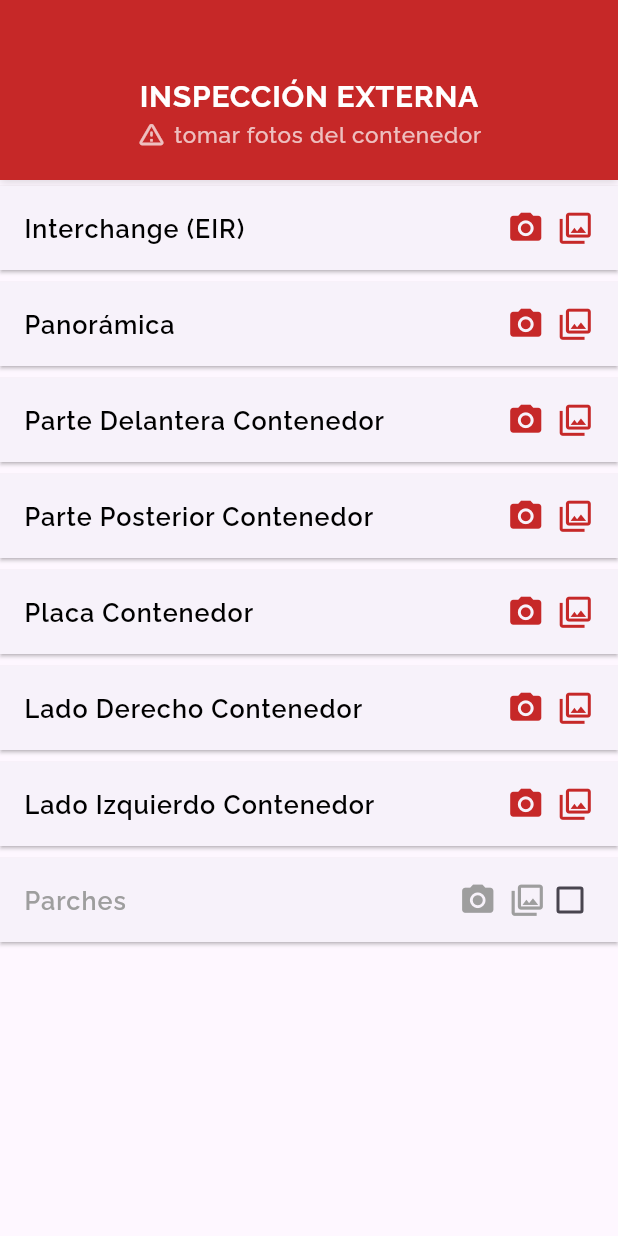
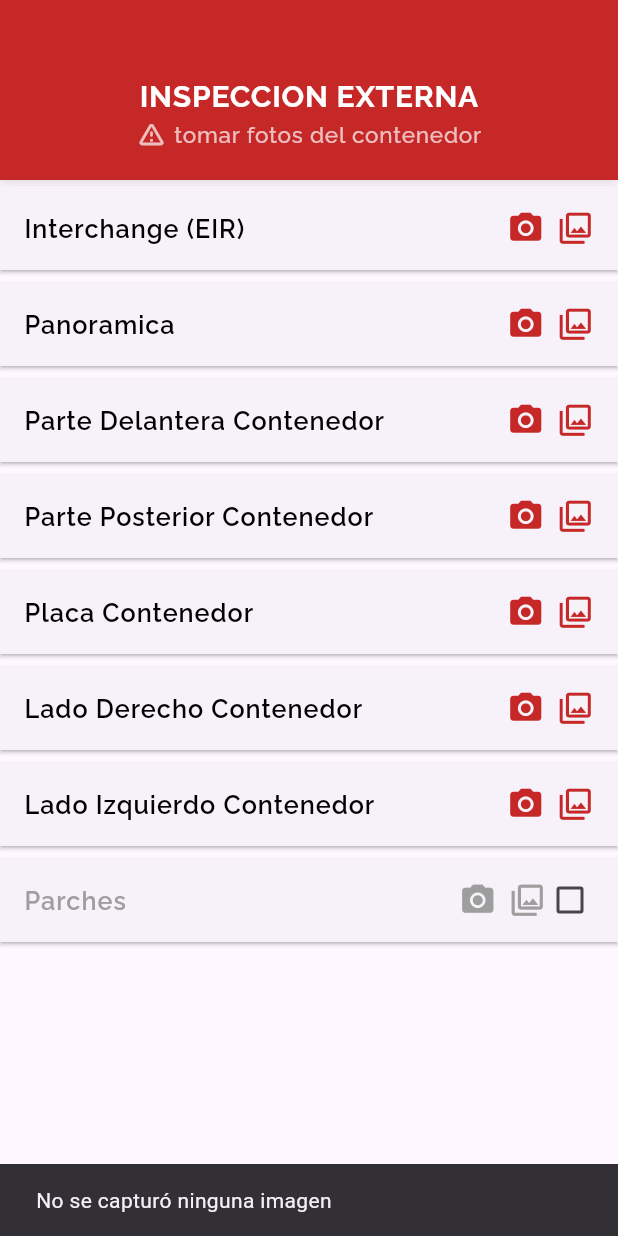
Before and after one commit to DesarrolladorTIEco/aida-mobile, a Flutter app: the SeguridadInspeccionExternaMenu screen opened by its route, after a tap on the "photo camera" icon, on a phone screen of 412 x 824 dp. Run offline on Flutter 3.47's test engine with Material 3 defaults, Android fonts, the phone set to English and light mode, and no system bars; our stand-ins replace flutter_dotenv, fluttertoast, google_fonts, image_picker, photo_view; missing offline and left inert: mobile_scanner; network calls fail.

Commit message:
funcionando toda logica implementada

```diff
--- a/lib/ui/screens/captures/booking/booking_home.dart
+++ b/lib/ui/screens/captures/booking/booking_home.dart
@@ -260,6 +260,7 @@ class _BookingHomeState extends State<BookingHomePage> {
                 children: [
                   ElevatedButton(
                     onPressed: () {
+
                       final arguments = {
                         'cultive': cultive,
                         'zone': zoneName,
@@ -485,6 +486,7 @@ class _BookingHomeState extends State<BookingHomePage> {
                         'cultive': cultive,
                         'zone': zoneName,
                         'bkId': booking["bkId"],
+                        'booking': booking["Booking"],
                       };
 
                       Navigator.pushNamed(context, '/container-home',
--- a/lib/ui/screens/captures/seguridad_inspeccion_externa.dart
+++ b/lib/ui/screens/captures/seguridad_inspeccion_externa.dart
@@ -2,9 +2,13 @@ import 'package:aida/data/models/captures/photo_model.dart';
 import 'package:aida/viewmodel/auth_viewmodel.dart';
 import 'package:aida/viewmodel/captures/photo_viewmodel.dart';
 import 'package:flutter/material.dart';
+import 'package:flutter_dotenv/flutter_dotenv.dart';
 import 'package:google_fonts/google_fonts.dart';
 import 'package:aida/core/utils/camera_container.dart';
+import 'package:intl/intl.dart';
 import 'package:provider/provider.dart';
+
+import 'package:path/path.dart' as p;
 
 class SeguridadInspeccionExternaMenu extends StatefulWidget {
   const SeguridadInspeccionExternaMenu({Key? key}) : super(key: key);
@@ -14,19 +18,25 @@ class SeguridadInspeccionExternaMenu extends StatefulWidget {
       _SeguridadInspeccionExternaState();
 }
 
-class _SeguridadInspeccionExternaState extends State<SeguridadInspeccionExternaMenu> {
-  final CameraContainer _cameraContainer =  CameraContainer();
+class _SeguridadInspeccionExternaState
+    extends State<SeguridadInspeccionExternaMenu> {
+  final CameraContainer _cameraContainer = CameraContainer();
 
   //DECLARAMOS VARIABLES
   String container = '';
-  String title = 'INSPECCIÓN EXTERNA';
+  String booking = '';
+  String title = 'INSPECCION EXTERNA';
+
+  String zoneName = '';
+  String cultive = '';
+  String path = '';
+
   num bkId = 0;
   num cntId = 0;
 
-
   final titles = [
     'Interchange (EIR)',
-    'Panorámica',
+    'Panoramica',
     'Parte Delantera Contenedor',
     'Parte Posterior Contenedor',
     'Placa Contenedor',
@@ -35,6 +45,32 @@ class _SeguridadInspeccionExternaState extends State<SeguridadInspeccionExternaM
     'Parches'
   ];
 
+  Future<void> _getPath(BuildContext context, String dynamicTitle) async {
+    final now = DateTime.now();
+    final String formattedDate =
+    DateFormat("yyyy-MM-dd'T'HH:mm:ss").format(now);
+
+    final String formattedZoneName =
+    zoneName.toLowerCase().replaceAll(' ', '_');
+    final String formattedCultive = cultive.toLowerCase();
+
+    final String year = now.year.toString();
+    final String month =
+    DateFormat('MMM').format(now).toLowerCase(); // Formato de 3 letras
+    final String day = now.day.toString();
+
+    final String bookingFormatted = booking.replaceAll("N° ", "").toLowerCase();
+
+    final String titleFormatted = title.toLowerCase().replaceAll(' ', '_');
+    final String dynamicTitleFormatted =
+    dynamicTitle.toLowerCase().replaceAll(' ', '_');
+
+    setState(() {
+      path =
+      '${dotenv.get('MY_PATH', fallback: 'Ruta no disponible')}$formattedZoneName\\\\$formattedCultive\\\\$year\\\\$month\\\\$day\\\\$bookingFormatted\\\\$container\\\\$titleFormatted\\\\$dynamicTitleFormatted';
+    });
+  }
+
   Future<void> _sendData(BuildContext context, String dynamicTitle) async {
     final userID = Provider.of<AuthViewModel>(context, listen: false).userID;
     final int parsedUserID = int.tryParse(userID.trim()) ?? 0;
@@ -42,18 +78,38 @@ class _SeguridadInspeccionExternaState extends State<SeguridadInspeccionExternaM
 
     photoViewModel.isLoading = true;
 
-    String path =
-        r'\\10.10.100.26\Seguridad_Proyecto\medlog\conserva\2024\dec\13\N°111111\{$container}\inspeccion_externa\panorámica\';
+    final now = DateTime.now();
+    final String formattedDate =
+    DateFormat("yyyy-MM-dd'T'HH:mm:ss").format(now);
+
+    final String formattedZoneName =
+    zoneName.toLowerCase().replaceAll(' ', '_');
+    final String formattedCultive = cultive.toLowerCase();
+
+    final String year = now.year.toString();
+    final String month =
+    DateFormat('MMM').format(now).toLowerCase(); // Formato de 3 letras
+    final String day = now.day.toString();
+
+    final String bookingFormatted = booking.replaceAll("N° ", "").toLowerCase();
+
+    final String titleFormatted = title.toLowerCase().replaceAll(' ', '_');
+    final String dynamicTitleFormatted =
+    dynamicTitle.toLowerCase().replaceAll(' ', '_');
+
+    setState(() {
+      path =
+      '${dotenv.get('MY_PATH', fallback: 'Ruta no disponible')}$formattedZoneName\\\\$formattedCultive\\\\$year\\\\$month\\\\$day\\\\$bookingFormatted\\\\$container\\\\$titleFormatted\\\\$dynamicTitleFormatted';
+    });
+
 
     try {
-
-      // await _cameraContainer.openCamera(context, path);
-      print(bkId);
-      PhotoModel? response =
-      await photoViewModel.insert(bkId, cntId, title.toLowerCase(), dynamicTitle.toLowerCase(), path, parsedUserID);
+      PhotoModel? response = await photoViewModel.insert(bkId, cntId,
+          titleFormatted, dynamicTitleFormatted, path, parsedUserID);
+      await _cameraContainer.openCamera(context, path);
 
     } catch (e) {
-      print("Error en _sendData: $e"); // Depura cualquier error aquí
+      print("Error al enviar las imagenes: $e"); // Depura cualquier error aquí
       ScaffoldMessenger.of(context).showSnackBar(
         SnackBar(
           content: Text("Error: ${e.toString()}"),
@@ -72,16 +128,24 @@ class _SeguridadInspeccionExternaState extends State<SeguridadInspeccionExternaM
   @override
   Widget build(BuildContext context) {
     final arguments =
-    ModalRoute.of(context)?.settings.arguments as Map<String, dynamic>?;
+        ModalRoute.of(context)?.settings.arguments as Map<String, dynamic>?;
 
     if (arguments != null) {
       container = (arguments['container'] ?? 'Desconocido').toString();
 
+      cultive = (arguments['cultive'] ?? 'Desconocido').toString();
+      zoneName = (arguments['zone'] ?? 'Desconocido').toString();
+
+      booking = (arguments['booking'] ?? 'Desconocido').toString();
+
       var bkIdValue = arguments['bkId'];
-      bkId = (bkIdValue is String) ? num.tryParse(bkIdValue) ?? 0 : bkIdValue ?? 0;
+      bkId =
+          (bkIdValue is String) ? num.tryParse(bkIdValue) ?? 0 : bkIdValue ?? 0;
 
       var cntIdValue = arguments['cntId'];
-      cntId = (cntIdValue is String) ? num.tryParse(cntIdValue) ?? 0 : cntIdValue ?? 0;
+      cntId = (cntIdValue is String)
+          ? num.tryParse(cntIdValue) ?? 0
+          : cntIdValue ?? 0;
     }
 
     return Scaffold(
@@ -89,7 +153,7 @@ class _SeguridadInspeccionExternaState extends State<SeguridadInspeccionExternaM
         children: [
           Container(
             padding:
-            const EdgeInsets.only(top: 50, left: 12, right: 12, bottom: 20),
+                const EdgeInsets.only(top: 50, left: 12, right: 12, bottom: 20),
             decoration: BoxDecoration(
               color: Colors.red.shade800,
               boxShadow: const [
@@ -157,8 +221,7 @@ class _SeguridadInspeccionExternaState extends State<SeguridadInspeccionExternaM
                     borderRadius: BorderRadius.zero,
                   ),
                   child: ListTile(
-                    contentPadding:
-                    const EdgeInsets.symmetric(horizontal: 16.0),
+                    contentPadding: const EdgeInsets.symmetric(horizontal: 16.0),
                     title: Row(
                       mainAxisAlignment: MainAxisAlignment.spaceBetween,
                       children: [
@@ -181,7 +244,9 @@ class _SeguridadInspeccionExternaState extends State<SeguridadInspeccionExternaM
                         Row(
                           children: [
                             GestureDetector(
-                              onTap: () async {
+                              onTap: isParches && !isChecked[index]
+                                  ? null // No hace nada si el checkbox no está marcado
+                                  : () async {
                                 String dynamicTitle = titles[index];
                                 await _sendData(context, dynamicTitle);
                               },
@@ -195,9 +260,23 @@ class _SeguridadInspeccionExternaState extends State<SeguridadInspeccionExternaM
                             ),
                             const SizedBox(width: 8),
                             GestureDetector(
-                              onTap: () {
+                              onTap: isParches && !isChecked[index]
+                                  ? null // No hace nada si el checkbox no está marcado
+                                  : () async {
+                                String dynamicTitle = titles[index];
+                                await _getPath(context, dynamicTitle);
+
+                                print(path);
+
+                                final arguments = {
+                                  'url': path,
+                                };
+
                                 Navigator.pushNamed(
-                                    context, '/gallery-container');
+                                  context,
+                                  '/gallery-container',
+                                  arguments: arguments,
+                                );
                               },
                               child: Icon(
                                 Icons.photo_library_outlined,
@@ -217,8 +296,7 @@ class _SeguridadInspeccionExternaState extends State<SeguridadInspeccionExternaM
                                 },
                                 activeColor: Colors.red.shade800,
                                 visualDensity: VisualDensity.compact,
-                                materialTapTargetSize:
-                                MaterialTapTargetSize.shrinkWrap,
+                                materialTapTargetSize: MaterialTapTargetSize.shrinkWrap,
                               ),
                             ],
                           ],
@@ -227,6 +305,7 @@ class _SeguridadInspeccionExternaState extends State<SeguridadInspeccionExternaM
                     ),
                   ),
                 );
+
               },
             ),
           ),
--- a/lib/viewmodel/captures/photo_viewmodel.dart
+++ b/lib/viewmodel/captures/photo_viewmodel.dart
@@ -36,10 +36,9 @@ class PhotoViewModel extends ChangeNotifier {
       print('Response body: ${response}');
 
       if (response['success'] == true) {
-        print("daahh");
-
         final photo = PhotoModel.fromJson(response['photo_capture']);
         notifyListeners();
+
         return photo;
       } else {
         errorMessage = response['message'] ?? 'Error desconocido';
--- a/pubspec.yaml
+++ b/pubspec.yaml
@@ -49,6 +49,7 @@ dependencies:
   path_provider: ^2.1.5
   photo_view: ^0.15.0
   flutter_cache_manager: ^3.4.1
+  path: ^1.9.0
 
 dev_dependencies:
   flutter_test:
```
Also changed, not shown: lib/ui/screens/captures/container/container-home.dart (+11 -6 lines), lib/ui/screens/captures/gallery_container.dart (+19 -2 lines), lib/ui/screens/captures/seguridad_patrimonial_content.dart (+25 -5 lines), pubspec.lock, 1 other file.
